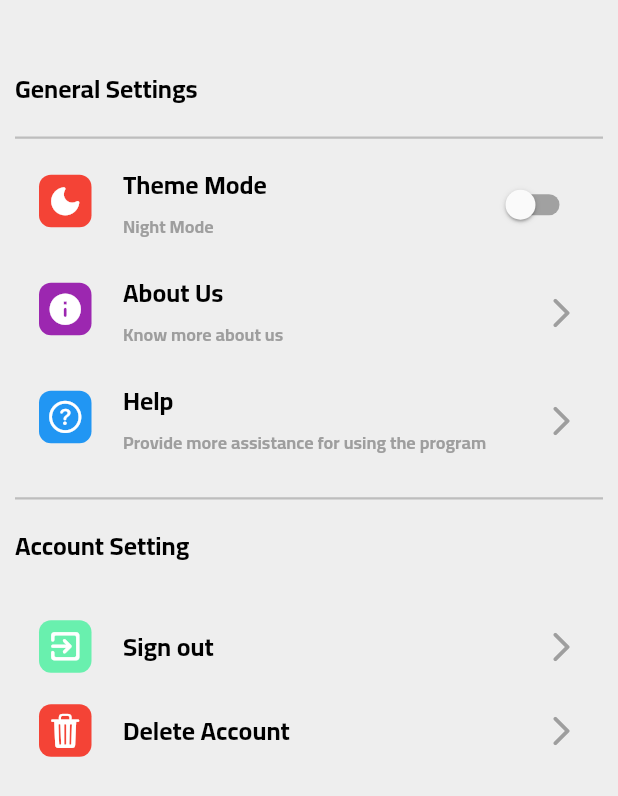
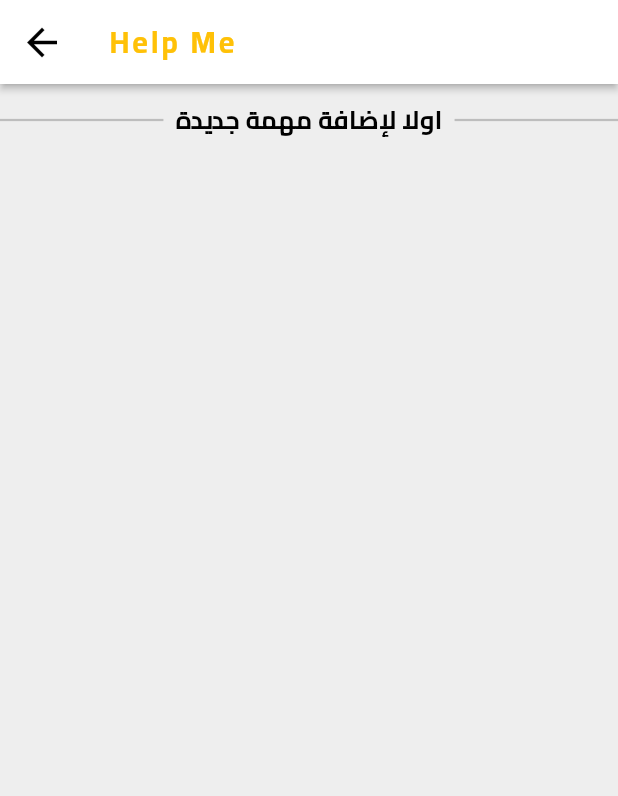
Before and after one commit to TaherSalah/new_taasks_app, a Flutter app: the SettingsScreen widget shown alone on an empty page, opened directly, after a tap on "Help", on a phone screen of 412 x 824 dp. Shown: the top 796 px of the screen. Run offline on Flutter 3.47's test engine with Material 2 defaults, Android fonts, the phone set to English and light mode, and no system bars; drawn by our look-alikes of babstrap_settings_screen; our stand-ins replace flutter_bloc, flutter_rating_bar, flutter_slidable, google_nav_bar, hexcolor, hive and 2 more; accounts and stored records are empty.

Commit message:
add help screen

```diff
--- a/lib/screens/about/about_us.dart
+++ b/lib/screens/about/about_us.dart
@@ -12,10 +12,18 @@ class AboutScreen extends StatelessWidget {
     return Scaffold(
       appBar: AppBar(
         elevation: 2,
-        title:  Text('About Us',style: Theme.of(context).textTheme.labelLarge!.copyWith(color: Colors.amber,fontFamily: 'cairo',fontWeight: FontWeight.bold,fontSize: 20,letterSpacing: 2),),
+        title: Text('About Us', style: Theme
+            .of(context)
+            .textTheme
+            .labelLarge!
+            .copyWith(color: Colors.amber,
+            fontFamily: 'cairo',
+            fontWeight: FontWeight.bold,
+            fontSize: 20,
+            letterSpacing: 2),),
       ),
       body: SingleChildScrollView(
-        physics: BouncingScrollPhysics(),
+        physics: const BouncingScrollPhysics(),
         child: Column(
           children: [
             const SizedBox(
@@ -30,21 +38,29 @@ class AboutScreen extends StatelessWidget {
             ),
             Text(
               'Note Tasks',
-              style: Theme.of(context).textTheme.bodyLarge!.copyWith(fontSize: 25,letterSpacing: 2),
+              style: Theme
+                  .of(context)
+                  .textTheme
+                  .bodyLarge!
+                  .copyWith(fontSize: 25, letterSpacing: 2),
             ),
 
             Text('version : 1.0.0',
-                style: Theme.of(context)
+                style: Theme
+                    .of(context)
                     .textTheme
                     .bodyLarge!
-                    .copyWith(fontSize: 16.5,fontWeight: FontWeight.normal, color: Colors.grey)),
+                    .copyWith(fontSize: 16.5,
+                    fontWeight: FontWeight.normal,
+                    color: Colors.grey)),
             Row(
               mainAxisAlignment: MainAxisAlignment.center,
               children: [
                 const Icon(Icons.copyright_sharp, size: 20),
                 Text(
                   'All Rights Reseved by Dev Taher Salah \u{1f60e}',
-                  style: Theme.of(context)
+                  style: Theme
+                      .of(context)
                       .textTheme
                       .bodyLarge!
                       .copyWith(fontSize: 15),
@@ -64,7 +80,10 @@ class AboutScreen extends StatelessWidget {
                           padding: const EdgeInsets.all(8.0),
                           child: Text(
                             'عن البرنامج',
-                            style: Theme.of(context).textTheme.bodyLarge,
+                            style: Theme
+                                .of(context)
+                                .textTheme
+                                .bodyLarge,
                           ),
                         ),
                         Expanded(child: myDivider()),
@@ -77,7 +96,11 @@ class AboutScreen extends StatelessWidget {
                       textAlign: TextAlign.justify,
                       selectionColor: Colors.amber,
                       'برنامج Note Tasks هو رفيقك الاول في تسجيل مهامك اليومية ومتابعتها بشكل مستمر فمن خلاله تستطيع تسجيل كل ماتريد من ملاحظات يومية بكل سهولة ويسر دون خوف من ضياع هذة الملاحظات في اي وقت بشكل او باخر اترك لك تجربة ممتعه لهذا البرنامج واذا كان لديك اي اقتراحات لتطوير هذا البرنامج قم بمراسلتي من خلال روابط السوشيال ميديا الموجودة اسفل هذة الصفحة.',
-                      style: Theme.of(context).textTheme.bodyLarge!.copyWith(
+                      style: Theme
+                          .of(context)
+                          .textTheme
+                          .bodyLarge!
+                          .copyWith(
                           fontSize: 16.5, fontWeight: FontWeight.normal),
                     ),
                     SizedBox(
@@ -90,7 +113,10 @@ class AboutScreen extends StatelessWidget {
                           padding: const EdgeInsets.all(7.0),
                           child: Text(
                             'تواصل معنا',
-                            style: Theme.of(context).textTheme.bodyLarge,
+                            style: Theme
+                                .of(context)
+                                .textTheme
+                                .bodyLarge,
                           ),
                         ),
                         Expanded(child: myDivider()),
@@ -119,7 +145,10 @@ class AboutScreen extends StatelessWidget {
                           padding: const EdgeInsets.all(7.0),
                           child: Text(
                             'تقييم التطبيق',
-                            style: Theme.of(context).textTheme.bodyLarge,
+                            style: Theme
+                                .of(context)
+                                .textTheme
+                                .bodyLarge,
                           ),
                         ),
                         Expanded(child: myDivider()),
@@ -249,10 +278,11 @@ class RetBar extends StatelessWidget {
       allowHalfRating: true,
       itemCount: 5,
       itemPadding: EdgeInsets.symmetric(horizontal: 4.0),
-      itemBuilder: (context, _) => Icon(
-        Icons.star,
-        color: Colors.amber,
-      ),
+      itemBuilder: (context, _) =>
+          Icon(
+            Icons.star,
+            color: Colors.amber,
+          ),
       onRatingUpdate: (rating) {
         print(rating);
       },
--- /dev/null
+++ b/lib/screens/help/help_screen.dart
@@ -0,0 +1,47 @@
+import 'package:flutter/material.dart';
+
+import '../../shard/widgets/my_divider.dart';
+
+class HelpScreen extends StatelessWidget {
+  const HelpScreen({Key? key}) : super(key: key);
+
+  @override
+  Widget build(BuildContext context) {
+    return Scaffold(
+      appBar: AppBar(
+        elevation: 2,
+        title: Text(
+          'Help Me',
+          style: Theme.of(context).textTheme.labelLarge!.copyWith(
+              color: Colors.amber,
+              fontFamily: 'cairo',
+              fontWeight: FontWeight.bold,
+              fontSize: 20,
+              letterSpacing: 2),
+        ),
+      ),
+      body: Column(
+        children: [
+          Row(
+            children: [
+              Expanded(child: myDivider()),
+              Padding(
+                padding: const EdgeInsets.all(8.0),
+                child: Text(
+                  'اولا لإضافة مهمة جديدة',
+                  style: Theme
+                      .of(context)
+                      .textTheme
+                      .bodyLarge,
+                ),
+              ),
+              Expanded(child: myDivider()),
+            ],
+          ),
+
+        ],
+      ),
+    );
+    ;
+  }
+}
--- a/lib/screens/settings/settings_screen.dart
+++ b/lib/screens/settings/settings_screen.dart
@@ -7,6 +7,7 @@ import 'package:new_task/shard/cubit/states.dart';
 import 'package:new_task/shard/widgets/navigators.dart';
 import '../../shard/widgets/my_divider.dart';
 import '../about/about_us.dart';
+import '../help/help_screen.dart';
 
 
 
@@ -91,7 +92,9 @@ class _SettingsScreenState extends State<SettingsScreen> {
                 ),
                 SettingsItem(
                   trailing:Icon(Icons.arrow_forward_ios_rounded,color: Colors.grey,) ,
-                  onTap: () {},
+                  onTap: () {
+                    navigate(context, const HelpScreen());
+                  },
                   icons: CupertinoIcons.question_circle,
                   iconStyle: IconStyle(),
                   subtitleStyle: Theme.of(context).textTheme.bodyLarge!.copyWith(fontSize: 12,color: Colors.grey),
```
